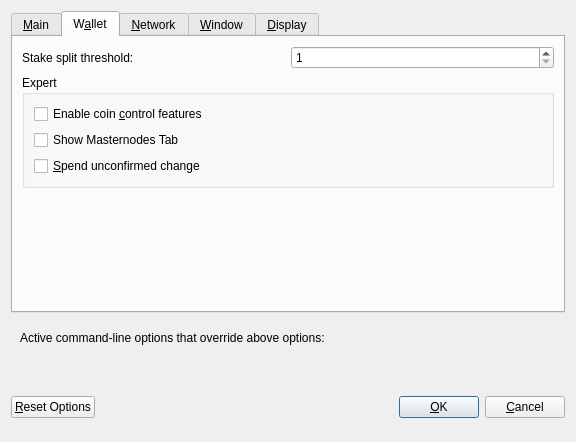
Old version of the form src/qt/forms/optionsdialog.ui in the repository x-yggdrasil-x/Sleipnir.
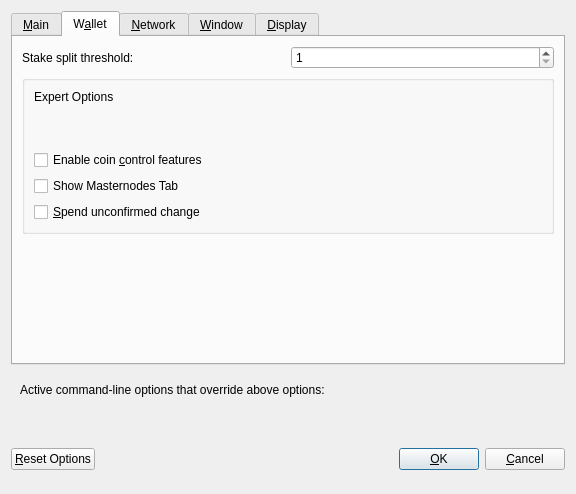
New version of the form. The open tabs and pages were chosen to show the change. Custom widgets are drawn as their Qt base class.

What changed in the file:
```diff
--- a/src/qt/forms/optionsdialog.ui
+++ b/src/qt/forms/optionsdialog.ui
@@ -7,7 +7,7 @@
     <x>0</x>
     <y>0</y>
     <width>576</width>
-    <height>442</height>
+    <height>494</height>
    </rect>
   </property>
   <property name="windowTitle">
@@ -240,9 +240,29 @@
        <item>
         <widget class="QGroupBox" name="groupBox">
          <property name="title">
-          <string>Expert</string>
+          <string/>
          </property>
          <layout class="QVBoxLayout" name="verticalLayout_2">
+          <item>
+           <widget class="QLabel" name="heading3__expertLabel">
+            <property name="text">
+             <string>Expert Options</string>
+            </property>
+           </widget>
+          </item>
+          <item>
+           <spacer name="verticalSpacer_3">
+            <property name="orientation">
+             <enum>Qt::Vertical</enum>
+            </property>
+            <property name="sizeHint" stdset="0">
+             <size>
+              <width>20</width>
+              <height>40</height>
+             </size>
+            </property>
+           </spacer>
+          </item>
           <item>
            <widget class="QCheckBox" name="coinControlFeatures">
             <property name="toolTip">
```
Left out of the diff: 2 changed lines with no effect on the pictures.
